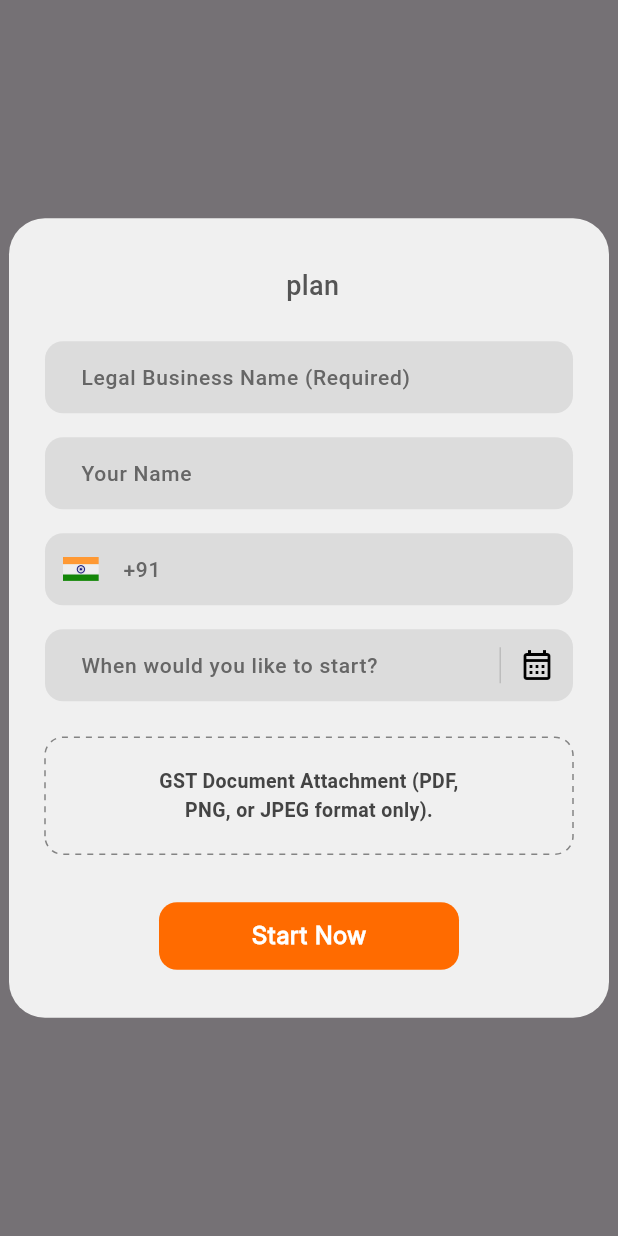
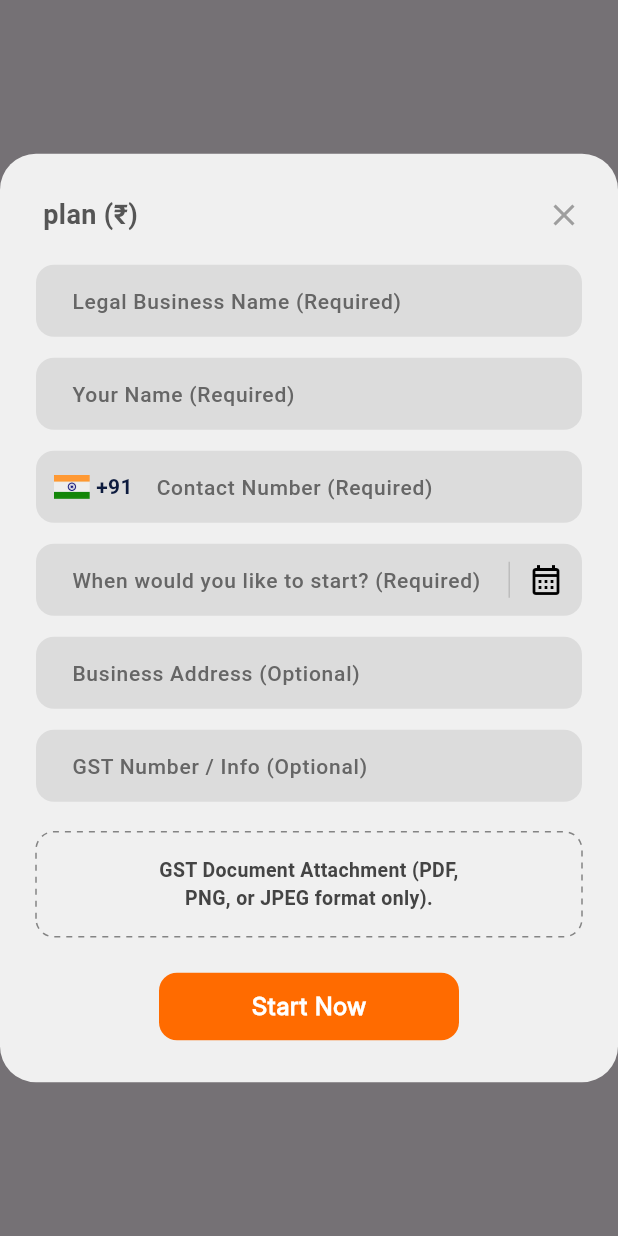
Before and after one commit to arun1818456/start3x, a Flutter app: what showScalePlanDialog() shows on an empty page, opened directly with empty values, on a phone screen of 412 x 824 dp. Run offline on Flutter 3.47's test engine with Material 3 defaults, Android fonts, the phone set to English and light mode, and no system bars; our stand-ins replace get, get_storage, pdf, printing; accounts and stored records are empty.

Commit message:
working on add the data
working on add the data

```diff
--- a/lib/app/constant/api_constant.dart
+++ b/lib/app/constant/api_constant.dart
@@ -2,6 +2,7 @@ String baseUrl = "http://10.243.65.57:3000";
 // String baseUrl = "http://192.168.1.109:3000";
 
 const String createUserApiEP = "/api/user/create";
+const String googleFormSheet1 = "/api/user/create";
 // const String getUserByPIDApiEP = "/api/user/user";
 // const String sendFriendRequestApiEP = "/api/user/sendRequest";
 // const String getConnectionsRequestsApiEP = "/api/user/connections";
--- a/lib/app/widgets/dialogs/dialogs.dart
+++ b/lib/app/widgets/dialogs/dialogs.dart
@@ -562,7 +562,12 @@ class CommonDialogs with BaseClass {
       },
     );
   }
-  static void showScalePlanDialog(BuildContext context, {required String planName}) {
+  static void showScalePlanDialog(
+    BuildContext context, {
+    required String planName,
+    required String price,
+    required HomeScreenController controller,
+  }) {
     showGeneralDialog(
       context: context,
       barrierDismissible: true,
@@ -580,43 +585,84 @@ class CommonDialogs with BaseClass {
           child: Material(
             color: Colors.transparent,
             child: Container(
-              width: 400,
-              padding: const EdgeInsets.symmetric(horizontal: 24, vertical: 32),
+              width: 420,
+              padding: const EdgeInsets.symmetric(horizontal: 24, vertical: 28),
               decoration: BoxDecoration(
                 color: const Color(0xFFF0F0F0),
                 borderRadius: BorderRadius.circular(24),
               ),
+              child: SingleChildScrollView(
                 child: Column(
                   mainAxisSize: MainAxisSize.min,
                   children: [
+                    Row(
+                      mainAxisAlignment: MainAxisAlignment.spaceBetween,
+                      children: [
                         Text(
-                    "$planName plan",
+                          "$planName plan (₹$price)",
                           style: const TextStyle(
                             fontSize: 18,
                             color: Color(0xFF555555),
-                      fontWeight: FontWeight.w500,
+                            fontWeight: FontWeight.bold,
                           ),
                         ),
-                  const SizedBox(height: 24),
-                  _buildDialogTextField(hint: "Legal Business Name (Required)"),
-                  const SizedBox(height: 16),
-                  _buildDialogTextField(hint: "Your Name"),
-                  const SizedBox(height: 16),
+                        InkWell(
+                          onTap: () => Navigator.of(context).pop(),
+                          child: const Icon(Icons.close, color: Colors.grey),
+                        ),
+                      ],
+                    ),
+                    const SizedBox(height: 20),
                     _buildDialogTextField(
-                    hint: "+91",
+                      textController: controller.planBusinessController,
+                      hint: "Legal Business Name (Required)",
+                    ),
+                    const SizedBox(height: 14),
+                    _buildDialogTextField(
+                      textController: controller.planNameController,
+                      hint: "Your Name (Required)",
+                    ),
+                    const SizedBox(height: 14),
+                    _buildDialogTextField(
+                      textController: controller.planPhoneController,
+                      hint: "Contact Number (Required)",
+                      keyboardType: TextInputType.phone,
                       prefixIcon: Padding(
                         padding: const EdgeInsets.only(left: 12, right: 8),
                         child: Row(
                           mainAxisSize: MainAxisSize.min,
                           children: [
                             Image.asset(AppImages.flag, width: 24),
+                            const SizedBox(width: 4),
+                            const Text(
+                              "+91 ",
+                              style: TextStyle(
+                                fontWeight: FontWeight.bold,
+                                fontSize: 14,
+                                color: Color(0xFF0D1B3E),
+                              ),
+                            ),
                           ],
                         ),
                       ),
                     ),
-                  const SizedBox(height: 16),
+                    const SizedBox(height: 14),
                     _buildDialogTextField(
-                    hint: "When would you like to start?",
+                      textController: controller.planDateController,
+                      hint: "When would you like to start? (Required)",
+                      readOnly: true,
+                      onTap: () async {
+                        DateTime? pickedDate = await showDatePicker(
+                          context: context,
+                          initialDate: DateTime.now(),
+                          firstDate: DateTime.now(),
+                          lastDate: DateTime.now().add(const Duration(days: 365)),
+                        );
+                        if (pickedDate != null) {
+                          controller.planDateController.text =
+                              "${pickedDate.day.toString().padLeft(2, '0')}/${pickedDate.month.toString().padLeft(2, '0')}/${pickedDate.year}";
+                        }
+                      },
                       suffixIcon: Row(
                         mainAxisSize: MainAxisSize.min,
                         children: [
@@ -629,12 +675,22 @@ class CommonDialogs with BaseClass {
                         ],
                       ),
                     ),
-                  const SizedBox(height: 24),
+                    const SizedBox(height: 14),
+                    _buildDialogTextField(
+                      textController: controller.planAddressController,
+                      hint: "Business Address (Optional)",
+                    ),
+                    const SizedBox(height: 14),
+                    _buildDialogTextField(
+                      textController: controller.planGstController,
+                      hint: "GST Number / Info (Optional)",
+                    ),
+                    const SizedBox(height: 20),
                     CustomPaint(
                       painter: DashedRectPainter(color: Colors.black45, gap: 4),
                       child: Container(
                         width: double.infinity,
-                      padding: const EdgeInsets.all(20),
+                        padding: const EdgeInsets.all(16),
                         alignment: Alignment.center,
                         child: const Text(
                           "GST Document Attachment (PDF,\nPNG, or JPEG format only).",
@@ -647,16 +703,25 @@ class CommonDialogs with BaseClass {
                         ),
                       ),
                     ),
-                  const SizedBox(height: 32),
-                  CustomButton(
+                    const SizedBox(height: 24),
+                    GetBuilder<HomeScreenController>(
+                      builder: (cnt) {
+                        return cnt.isSubmittingPlan
+                            ? const CircularProgressIndicator(color: AppColors.appColorOrange)
+                            : CustomButton(
                                 text: "Start Now",
-                    onPressed: () => Get.back(),
+                                onPressed: () {
+                                  cnt.submitScalePlanForm(planAmount: price);
+                                },
                                 width: 200,
                                 buttonHeight: 45,
                                 radius: 12,
                                 color: AppColors.appColorOrange,
+                              );
+                      },
                     ),
                   ],
+                ),
               ),
             ),
           ),
@@ -665,17 +730,30 @@ class CommonDialogs with BaseClass {
     );
   }
 
-  static Widget _buildDialogTextField({required String hint, Widget? prefixIcon, Widget? suffixIcon}) {
+  static Widget _buildDialogTextField({
+    required String hint,
+    Widget? prefixIcon,
+    Widget? suffixIcon,
+    required TextEditingController textController,
+    bool readOnly = false,
+    VoidCallback? onTap,
+    TextInputType? keyboardType,
+  }) {
     return MyTextFieldForm(
+      controller: textController,
       hintText: hint,
       prefixIcon: prefixIcon,
       suffixIcon: suffixIcon,
+      readOnly: readOnly,
+      onTap: onTap,
+      keyboardType: keyboardType,
       fillColor: const Color(0xFFDCDCDC),
       borderColor: Colors.transparent,
       formRadius: 12,
       hintStyle: const TextStyle(color: Color(0xFF666666), fontSize: 14),
     );
   }
+
 }
 
 class DashedRectPainter extends CustomPainter {
```
Also changed, not shown: lib/app/view/web/home/home_screen.dart (+11 -0 lines), lib/app/view/web/home/home_screen_controller.dart (+102 -0 lines). Lines whose indentation alone changed are shown as unchanged.
